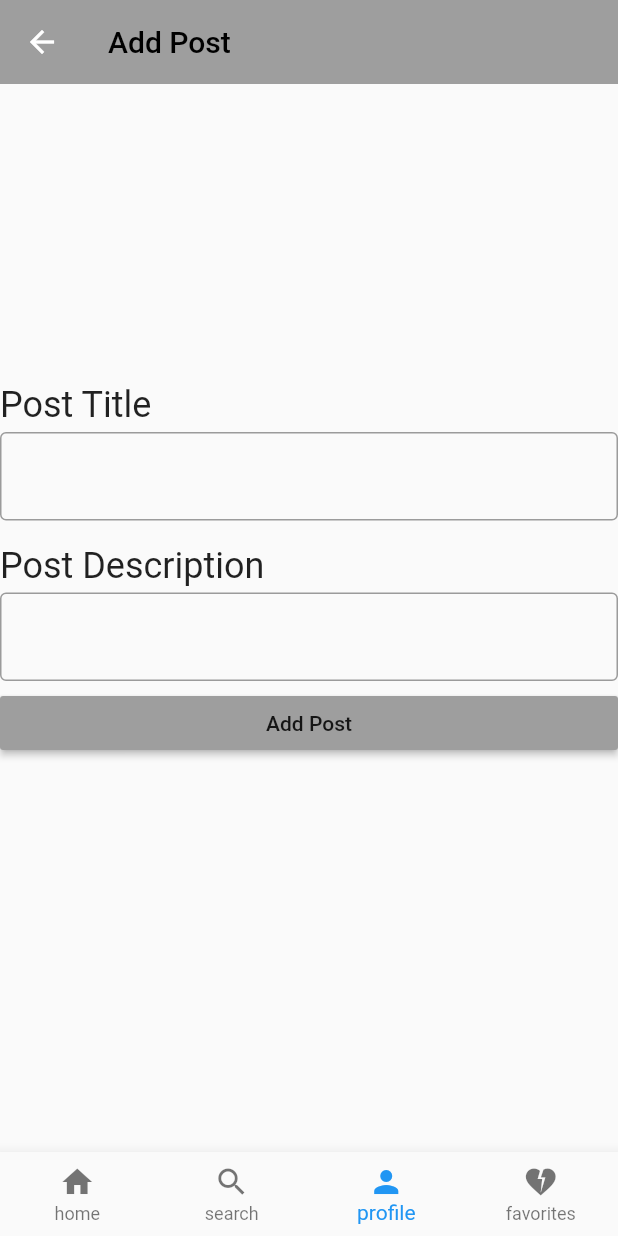
After one commit to omarahmedZa/News-App, a Flutter app: the screen it shows after launch, after a tap on "Add Post", on a phone screen of 412 x 824 dp. The commit adds this screen. Run offline on Flutter 3.47's test engine with Material 2 defaults, Android fonts, the phone set to English and light mode, and no system bars; our stand-ins replace firebase_core; accounts and stored records are empty.

Commit message:
before use Chat-GPT

```diff
--- /dev/null
+++ b/lib/Adnim_page.dart
@@ -0,0 +1,146 @@
+import 'package:flutter/cupertino.dart';
+import 'package:flutter/material.dart';
+import 'package:news_application/add_post_screen.dart';
+
+int pageIndex = 2;
+
+class AdminPage extends StatefulWidget{
+  @override
+  State<AdminPage> createState() => _AdminPageState();
+}
+
+class _AdminPageState extends State<AdminPage> {
+  @override
+  Widget build(BuildContext context) {
+    return Scaffold(
+      appBar: AppBar(
+        title: Text(
+            'Admin Page',
+          style: TextStyle(
+            color: Colors.black,
+          ),
+        ),
+        backgroundColor: Colors.grey,
+        elevation: 0.0,
+      ),
+      body: Padding(
+        padding: const EdgeInsets.symmetric(
+          horizontal: 24.0
+        ),
+        child: Center(
+          child: Column(
+            children: [
+              Column(
+                children: [
+                  Padding(
+                    padding: const EdgeInsets.all(8.0),
+                    child: CircleAvatar(
+                      backgroundColor: Colors.grey,
+                      radius: 80,
+                      child: Icon(
+                        Icons.person,
+                        size: 120,
+                        color: Colors.white,
+                      ),
+                    ),
+                  ),
+                ],
+              ),
+              Padding(
+                padding: const EdgeInsetsDirectional.only(
+                  top:  80.0
+                ),
+                child: Column(
+                  crossAxisAlignment: CrossAxisAlignment.center,
+                  children: [
+                    Container(
+                      width: double.infinity,
+                      child: MaterialButton(
+                        onPressed: ()
+                        {
+                          Navigator.push(
+                              context,
+                              MaterialPageRoute(
+                                  builder: (context) => AddPostScreen()
+                              ),
+
+                          );
+                        },
+                        child: Text(
+                          'Add Post'
+                        ),
+                        color: Colors.grey,
+                      ),
+                    ),
+                    SizedBox(
+                      height: 16.0,
+                    ),
+                    Container(
+                      width: double.infinity,
+                      child: MaterialButton(
+                        onPressed: ()
+                        {
+
+                        },
+                        child: Text(
+                            'Edit Post'
+                        ),
+                        color: Colors.grey,
+                      ),
+                    ),
+                    SizedBox(
+                      height: 16.0,
+                    ),
+                    Container(
+                      width: double.infinity,
+                      child: MaterialButton(
+                        onPressed: ()
+                        {
+
+                        },
+                        child: Text(
+                            'Delete Post'
+                        ),
+                        color: Colors.grey,
+                      ),
+                    ),
+                  ],
+                ),
+              ),
+            ],
+          ),
+        ),
+      ),
+      bottomNavigationBar: BottomNavigationBar(
+        currentIndex: pageIndex,
+        type: BottomNavigationBarType.fixed,
+        items: const [
+          BottomNavigationBarItem(
+              icon: Icon(
+                Icons.home
+              ),
+            label: 'home',
+          ),
+          BottomNavigationBarItem(
+            icon: Icon(
+                Icons.search
+            ),
+            label: 'search',
+          ),
+          BottomNavigationBarItem(
+            icon: Icon(
+                Icons.person
+            ),
+            label: 'profile',
+          ),
+          BottomNavigationBarItem(
+            icon: Icon(
+                Icons.heart_broken
+            ),
+            label: 'favorites',
+          ),
+        ],
+      ),
+    );
+  }
+}
--- /dev/null
+++ b/lib/add_post_screen.dart
@@ -0,0 +1,114 @@
+import 'package:flutter/cupertino.dart';
+import 'package:flutter/material.dart';
+import 'package:news_application/shared/componants/app_bar.dart';
+import 'package:news_application/shared/componants/font_style.dart';
+
+int pageIndex = 2;
+
+class AddPostScreen extends StatelessWidget{
+  @override
+  Widget build(BuildContext context) {
+    return Scaffold(
+      appBar: MyAppBar(
+        myTitle: myTextStyle(
+            text: 'Add Post'
+        )
+      ),
+      body: SingleChildScrollView(
+        child: Column(
+          children: [
+            Container(
+              width: double.infinity,
+              child: Column(
+                crossAxisAlignment: CrossAxisAlignment.start,
+                children: [
+                  SizedBox(
+                    height: 200.0,
+                  ),
+                  Text(
+                    'Post Title',
+                    style: TextStyle(
+                      fontSize: 24.0,
+                    ),
+                  ),
+                  SizedBox(
+                    height: 4.0,
+                  ),
+                  TextFormField(
+                    decoration: InputDecoration(
+                      border: OutlineInputBorder(),
+                    ),
+                  ),
+                  SizedBox(
+                    height: 16.0,
+                  ),
+                  Text(
+                    'Post Description',
+                    style: TextStyle(
+                      fontSize: 24.0,
+                    ),
+                  ),
+                  SizedBox(
+                    height: 4.0,
+                  ),
+                  TextFormField(
+                    decoration: InputDecoration(
+                      border: OutlineInputBorder(),
+                    ),
+                  ),
+                  SizedBox(
+                    height: 4.0,
+                  ),
+                  Container(
+                    width: double.infinity,
+                    child: MaterialButton(
+                      onPressed: ()
+                      {
+
+                      },
+                      child: Text(
+                          'Add Post'
+                      ),
+                      color: Colors.grey,
+                    ),
+                  ),
+                ],
+              ),
+            ),
+          ],
+        ),
+      ),
+      bottomNavigationBar: BottomNavigationBar(
+        currentIndex: pageIndex,
+        type: BottomNavigationBarType.fixed,
+        items: const [
+          BottomNavigationBarItem(
+            icon: Icon(
+                Icons.home
+            ),
+            label: 'home',
+          ),
+          BottomNavigationBarItem(
+            icon: Icon(
+                Icons.search
+            ),
+            label: 'search',
+          ),
+          BottomNavigationBarItem(
+            icon: Icon(
+                Icons.person
+            ),
+            label: 'profile',
+          ),
+          BottomNavigationBarItem(
+            icon: Icon(
+                Icons.heart_broken
+            ),
+            label: 'favorites',
+          ),
+        ],
+      ),
+    );
+  }
+
+}
--- a/lib/main.dart
+++ b/lib/main.dart
@@ -1,9 +1,17 @@
 import 'package:flutter/material.dart';
+import 'package:firebase_core/firebase_core.dart';
+import 'firebase_options.dart';
+import 'firebase_options.dart';
 
+import 'Adnim_page.dart';
 import 'news_screen.dart';
 
-void main() {
-  runApp(const MyApp());
+void main() async {
+  WidgetsFlutterBinding.ensureInitialized();
+  await Firebase.initializeApp(
+    options: DefaultFirebaseOptions.currentPlatform,
+  );
+  runApp(MyApp());
 }
 
 class MyApp extends StatelessWidget {
@@ -14,7 +22,7 @@ class MyApp extends StatelessWidget {
   Widget build(BuildContext context) {
     return MaterialApp(
       debugShowCheckedModeBanner: false,
-      home: NewsScreen()
+      home: AdminPage()
       // title: 'Flutter Demo',
       // theme: ThemeData(
       //   // This is the theme of your application.
--- /dev/null
+++ b/lib/shared/componants/app_bar.dart
@@ -0,0 +1,11 @@
+import 'package:flutter/cupertino.dart';
+import 'package:flutter/material.dart';
+
+AppBar MyAppBar ({
+  required Text myTitle,
+}) => AppBar(
+  title: myTitle,
+  backgroundColor: Colors.grey,
+  elevation: 0.0,
+
+);
--- /dev/null
+++ b/lib/shared/componants/font_style.dart
@@ -0,0 +1,10 @@
+import 'package:flutter/cupertino.dart';
+
+Text myTextStyle({
+  required String text,
+}) => Text(
+  text,
+  style: const TextStyle(
+    color: CupertinoColors.black,
+  ),
+);
```
Also changed, not shown: pubspec.yaml (+7 -0 lines), lib/firebase_options.dart (added), lib/login_screen.dart (added), pubspec.lock, 4 other files.
